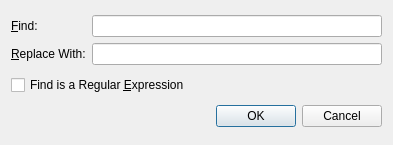
KDE/krename, file src/replaceitemdlg.ui: the form before one commit.
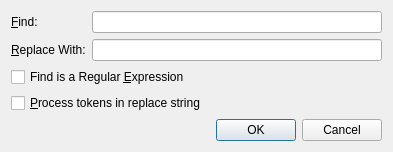
The form after the commit.

Commit message: ADDED: New token [dirsep] which allows to create directories from within regular expressions ADDED: New checkbox to process tokens after applying regular expressions

What changed in the file:
```diff
--- a/src/replaceitemdlg.ui
+++ b/src/replaceitemdlg.ui
@@ -51,8 +51,15 @@
     </widget>
    </item>
    <item>
-    <widget class="QDialogButtonBox" name="buttonBox" >
-     <property name="orientation" >
+    <widget class="QCheckBox" name="checkProcess">
+     <property name="text">
+      <string>&amp;Process tokens in replace string</string>
+     </property>
+    </widget>
+   </item>
+   <item>
+    <widget class="QDialogButtonBox" name="buttonBox">
+     <property name="orientation">
       <enum>Qt::Horizontal</enum>
      </property>
      <property name="standardButtons" >
```
Left out of the diff: 51 changed lines with no effect on the pictures. The commit also changes 24 other files.
